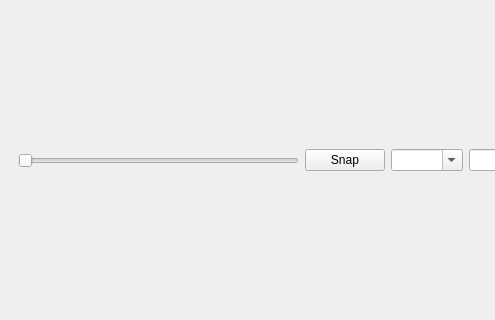
First picture: the form in rtspwindow.ui, repository surfzoid/QtVsPlayer, before the edit; both pictures show x 0 to 495 and y 138 to 458 of the 887 by 600 pixel window.
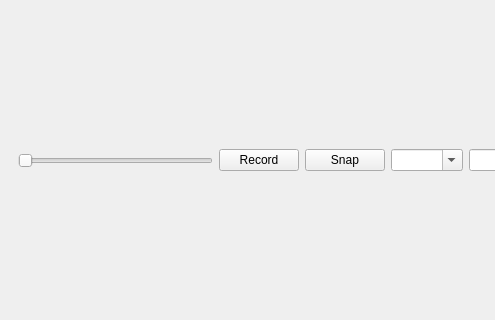
Second picture: the form after the edit. Icons and pictures are not drawn.

Commit message: ISAPI record manual

```diff
--- a/rtspwindow.ui
+++ b/rtspwindow.ui
@@ -53,6 +53,16 @@
          </property>
         </widget>
        </item>
+       <item>
+        <widget class="QPushButton" name="RecordBtn">
+         <property name="text">
+          <string>Record</string>
+         </property>
+         <property name="checkable">
+          <bool>true</bool>
+         </property>
+        </widget>
+       </item>
        <item>
         <widget class="QPushButton" name="SnapshotBtn">
          <property name="text">
```
The commit also changes 2 other files.
